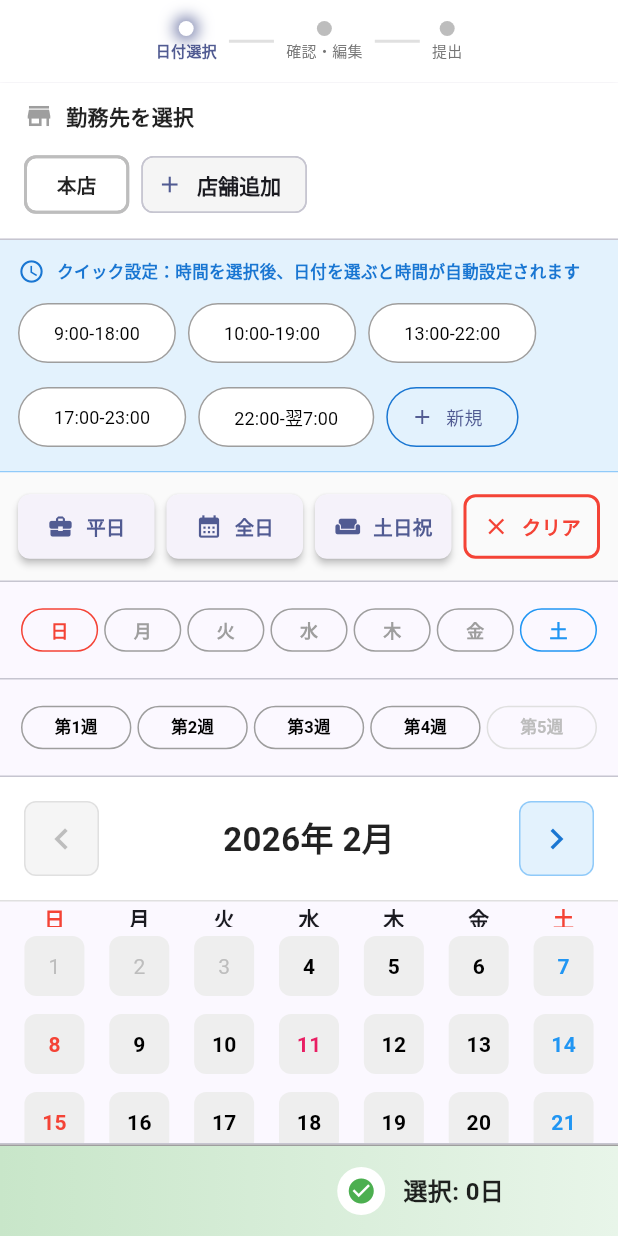
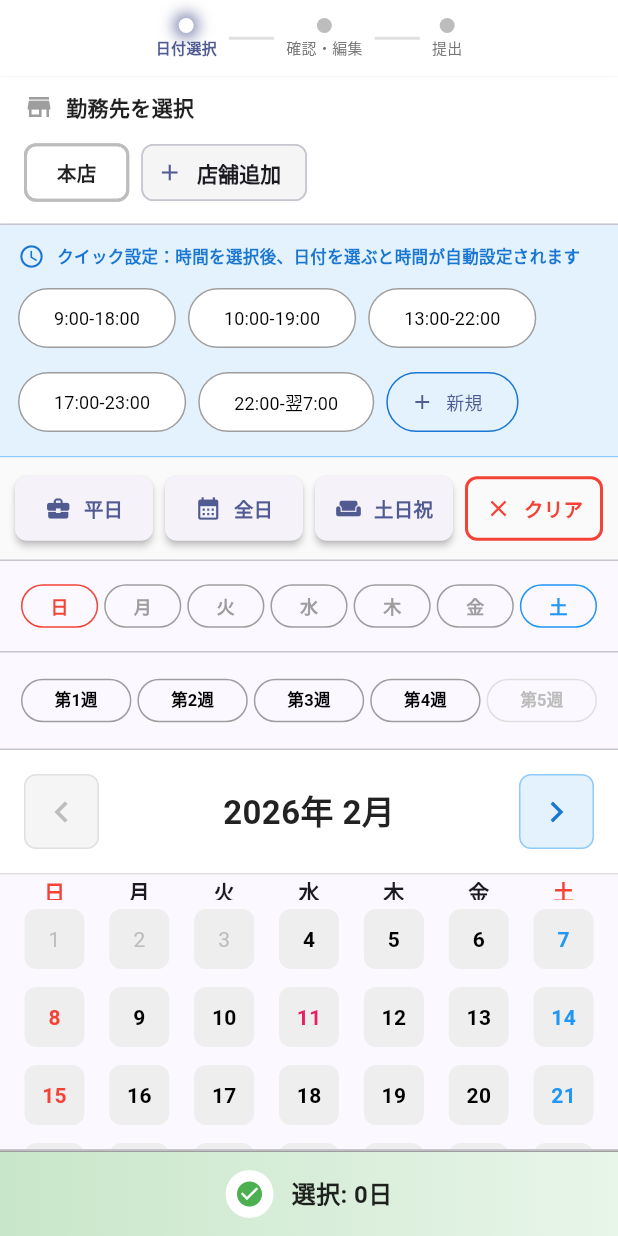
Before and after one commit to musaikun/SxS-Manager-F, a Flutter app: the screen it shows after launch, on a phone screen of 412 x 824 dp. Run offline on Flutter 3.47's test engine with Material 3 defaults, Android fonts, the phone set to English and light mode, and no system bars; drawn by our look-alikes of table_calendar; our stand-ins replace flutter_riverpod, shared_preferences.

Commit message:
fix: 改善点21 - カレンダーUI改善とドット表示の最適化
- カレンダーから時間表示を削除し、ドットのみで店舗を表示
- 1ページ目フッターを中央配置に変更
- PCでのドット表示オーバーフロー問題を修正（SizedBoxで高さ制約）
- 全画面の縦幅を最適化（パディングを12→10、16→12などに削減）
- 時間設定の有無に関わらず店舗が登録されていればドットを表示
- 複数店舗がある場合は複数のドットを表示

```diff
--- a/lib/features/shift/presentation/shift_wizard_screen.dart
+++ b/lib/features/shift/presentation/shift_wizard_screen.dart
@@ -148,7 +148,7 @@ class _ShiftWizardScreenState extends ConsumerState<ShiftWizardScreen> {
   // ページインジケーター
   Widget _buildPageIndicator() {
     return Container(
-      padding: const EdgeInsets.symmetric(vertical: 10, horizontal: 24),
+      padding: const EdgeInsets.symmetric(vertical: 8, horizontal: 24),
       decoration: BoxDecoration(
         color: Colors.white,
         boxShadow: [
@@ -846,7 +846,6 @@ class _DateSelectionPageState extends ConsumerState<_DateSelectionPage> {
                 calendarBuilders: CalendarBuilders(
                 // 選択された日付のカスタム表示
                 selectedBuilder: (context, day, focusedDay) {
-                  final timeInfo = _getTimeInfo(day);
                   // この日付にシフトが登録されている店舗を取得
                   final shifts = ref
                       .read(shiftDateProvider.notifier)
@@ -870,18 +869,8 @@ class _DateSelectionPageState extends ConsumerState<_DateSelectionPage> {
                       ),
                       child: Column(
                         mainAxisAlignment: MainAxisAlignment.center,
-                        children: [
-                          if (timeInfo != null) ...[
-                            Text(
-                              timeInfo,
-                              style: const TextStyle(
-                                color: Colors.white,
-                                fontSize: 8,
-                                fontWeight: FontWeight.w600,
-                              ),
-                            ),
-                            const SizedBox(height: 2),
-                          ],
+                        mainAxisSize: MainAxisSize.min,
+                        children: [
                           Text(
                             '${day.day}',
                             style: const TextStyle(
@@ -893,8 +882,11 @@ class _DateSelectionPageState extends ConsumerState<_DateSelectionPage> {
                           // 店舗ドット（登録済みの店舗のみ表示）
                           if (shifts.isNotEmpty) ...[
                             const SizedBox(height: 2),
-                            Row(
+                            SizedBox(
+                              height: 6,
+                              child: Row(
                                 mainAxisAlignment: MainAxisAlignment.center,
+                                mainAxisSize: MainAxisSize.min,
                                 children: shifts.take(4).map((shift) {
                                   // 店舗の実際の色を取得
                                   final store = stores.firstWhere(
@@ -922,6 +914,7 @@ class _DateSelectionPageState extends ConsumerState<_DateSelectionPage> {
                                   );
                                 }).toList(),
                               ),
+                            ),
                           ],
                         ],
                       ),
@@ -931,7 +924,6 @@ class _DateSelectionPageState extends ConsumerState<_DateSelectionPage> {
                 // 今日の日付表示
                 todayBuilder: (context, day, focusedDay) {
                   Color textColor = Colors.black;
-                  final timeInfo = _getTimeInfo(day);
                   // この日付にシフトが登録されている店舗を取得
                   final shifts = ref
                       .read(shiftDateProvider.notifier)
@@ -961,18 +953,8 @@ class _DateSelectionPageState extends ConsumerState<_DateSelectionPage> {
                       ),
                       child: Column(
                         mainAxisAlignment: MainAxisAlignment.center,
-                        children: [
-                          if (timeInfo != null) ...[
-                            Text(
-                              timeInfo,
-                              style: TextStyle(
-                                color: textColor,
-                                fontSize: 8,
-                                fontWeight: FontWeight.w600,
-                              ),
-                            ),
-                            const SizedBox(height: 2),
-                          ],
+                        mainAxisSize: MainAxisSize.min,
+                        children: [
                           Text(
                             '${day.day}',
                             style: TextStyle(
@@ -983,8 +965,11 @@ class _DateSelectionPageState extends ConsumerState<_DateSelectionPage> {
                           // 店舗ドット（登録済みの店舗のみ表示）
                           if (shifts.isNotEmpty) ...[
                             const SizedBox(height: 2),
-                            Row(
+                            SizedBox(
+                              height: 5,
+                              child: Row(
                                 mainAxisAlignment: MainAxisAlignment.center,
+                                mainAxisSize: MainAxisSize.min,
                                 children: shifts.take(4).map((shift) {
                                   final store = stores.firstWhere(
                                     (s) => s.id == shift.storeId,
@@ -1010,6 +995,7 @@ class _DateSelectionPageState extends ConsumerState<_DateSelectionPage> {
                                   );
                                 }).toList(),
                               ),
+                            ),
                           ],
                         ],
                       ),
@@ -1019,7 +1005,6 @@ class _DateSelectionPageState extends ConsumerState<_DateSelectionPage> {
                 // デフォルトの日付表示をカスタマイズ
                 defaultBuilder: (context, day, focusedDay) {
                   Color textColor = Colors.black;
-                  final timeInfo = _getTimeInfo(day);
                   // この日付にシフトが登録されている店舗を取得
                   final shifts = ref
                       .read(shiftDateProvider.notifier)
@@ -1049,18 +1034,8 @@ class _DateSelectionPageState extends ConsumerState<_DateSelectionPage> {
                       ),
                       child: Column(
                         mainAxisAlignment: MainAxisAlignment.center,
-                        children: [
-                          if (timeInfo != null) ...[
-                            Text(
-                              timeInfo,
-                              style: TextStyle(
-                                color: textColor,
-                                fontSize: 8,
-                                fontWeight: FontWeight.w600,
-                              ),
-                            ),
-                            const SizedBox(height: 2),
-                          ],
+                        mainAxisSize: MainAxisSize.min,
+                        children: [
                           Text(
                             '${day.day}',
                             style: TextStyle(
@@ -1071,8 +1046,11 @@ class _DateSelectionPageState extends ConsumerState<_DateSelectionPage> {
                           // 店舗ドット（登録済みの店舗のみ表示）
                           if (shifts.isNotEmpty) ...[
                             const SizedBox(height: 2),
-                            Row(
+                            SizedBox(
+                              height: 5,
+                              child: Row(
                                 mainAxisAlignment: MainAxisAlignment.center,
+                                mainAxisSize: MainAxisSize.min,
                                 children: shifts.take(4).map((shift) {
                                   final store = stores.firstWhere(
                                     (s) => s.id == shift.storeId,
@@ -1098,6 +1076,7 @@ class _DateSelectionPageState extends ConsumerState<_DateSelectionPage> {
                                   );
                                 }).toList(),
                               ),
+                            ),
                           ],
                         ],
                       ),
@@ -1140,7 +1119,7 @@ class _DateSelectionPageState extends ConsumerState<_DateSelectionPage> {
           // 選択数表示（SafeAreaでラップ）
           SafeArea(
             child: Container(
-              padding: const EdgeInsets.symmetric(horizontal: 16, vertical: 14),
+              padding: const EdgeInsets.symmetric(horizontal: 16, vertical: 12),
               decoration: BoxDecoration(
                 gradient: LinearGradient(
                   colors: [
@@ -1152,7 +1131,7 @@ class _DateSelectionPageState extends ConsumerState<_DateSelectionPage> {
                     const Border(top: BorderSide(color: Colors.grey, width: 1)),
               ),
               child: Row(
-                mainAxisAlignment: MainAxisAlignment.end,
+                mainAxisAlignment: MainAxisAlignment.center,
                 children: [
                   // 選択数表示と合計時間
                   Row(
@@ -1198,8 +1177,6 @@ class _DateSelectionPageState extends ConsumerState<_DateSelectionPage> {
                       ),
                     ],
                   ),
-                  // 右側のスペーサー
-                  const SizedBox(width: 60),
                 ],
               ),
             ),
@@ -1223,7 +1200,7 @@ class _DateSelectionPageState extends ConsumerState<_DateSelectionPage> {
     ];
 
     return Padding(
-      padding: const EdgeInsets.symmetric(horizontal: 12, vertical: 8),
+      padding: const EdgeInsets.symmetric(horizontal: 12, vertical: 6),
       child: Row(
         children: List.generate(7, (index) {
           // DateTime.sunday=7, Monday=1なので、日曜は7、月〜土は1〜6
@@ -1302,7 +1279,7 @@ class _DateSelectionPageState extends ConsumerState<_DateSelectionPage> {
   // 店舗セレクター
   Widget _buildStoreSelector(List<Store> stores) {
     return Container(
-      padding: const EdgeInsets.symmetric(horizontal: 16, vertical: 12),
+      padding: const EdgeInsets.symmetric(horizontal: 16, vertical: 10),
       decoration: BoxDecoration(
         color: Colors.white,
         boxShadow: [
@@ -1331,7 +1308,7 @@ class _DateSelectionPageState extends ConsumerState<_DateSelectionPage> {
               ),
             ],
           ),
-          const SizedBox(height: 12),
+          const SizedBox(height: 10),
           Wrap(
             spacing: 8,
             runSpacing: 8,
@@ -1564,7 +1541,7 @@ class _DateSelectionPageState extends ConsumerState<_DateSelectionPage> {
     final isWeekendsSelected = _isWeekendsAndHolidaysFullySelected();
 
     return Container(
-      padding: const EdgeInsets.all(12),
+      padding: const EdgeInsets.all(10),
       decoration: BoxDecoration(
         color: Colors.grey[50],
       ),
```
Also changed, not shown: lib/features/shift/presentation/date_selection_screen.dart (+15 -7 lines), lib/features/shift/presentation/shift_list_screen.dart (+4 -4 lines). Lines whose indentation alone changed are shown as unchanged.
